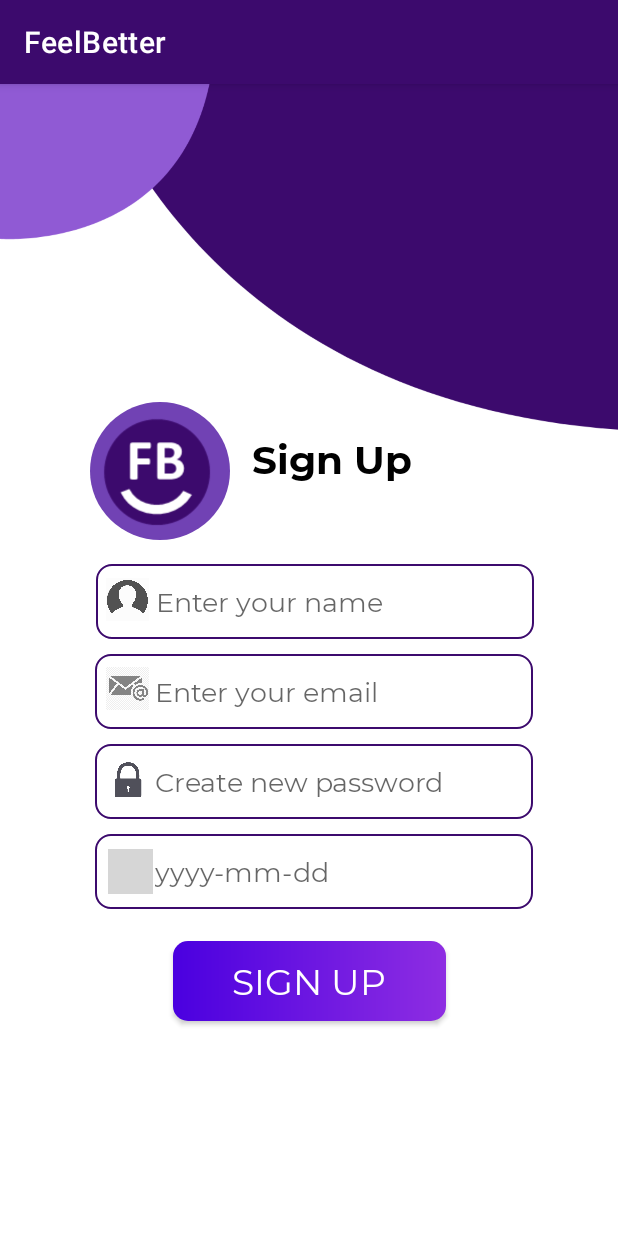
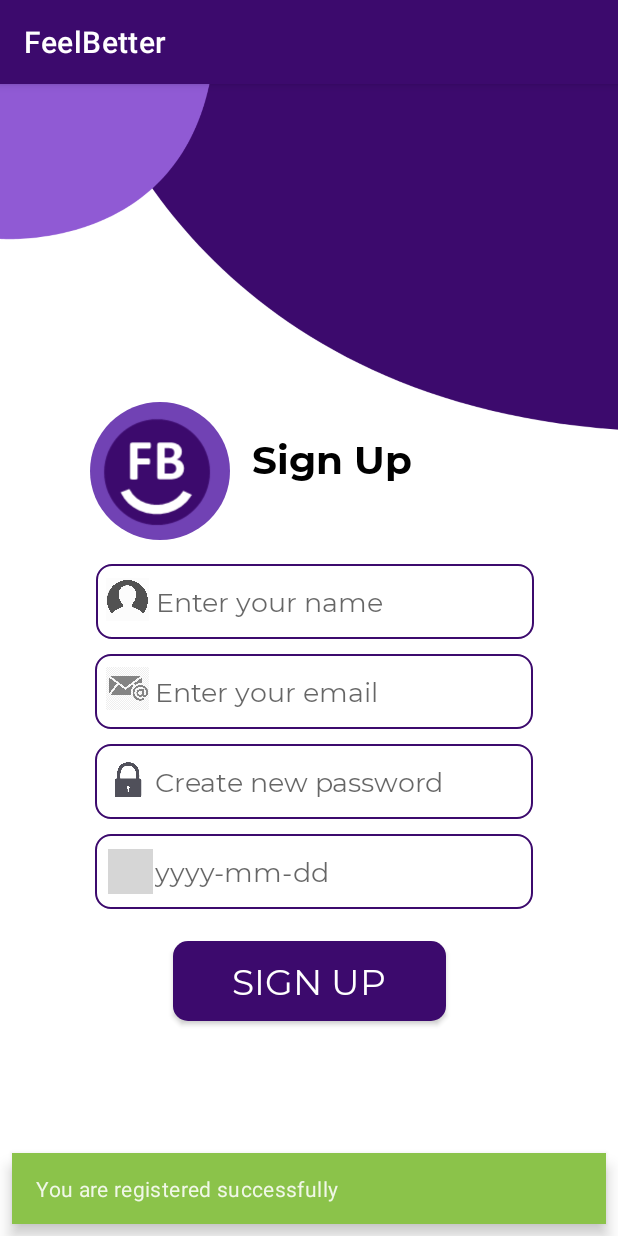
Before and after one commit to mrakhgari/FeelBetter, an Android app: the SignupActivity screen opened directly, with no data from a screen before it, on a phone screen of 412 x 824 dp. Run offline under Robolectric (Android 15) with nearby library versions, the phone set to English and light mode, and no system bars; our stand-ins replace Firebase (no records; nobody signed in at launch, a user with empty details on screens opened directly); Roboto replaces fonts that are not available here; grey boxes are pictures that could not be loaded.

Commit message:
Add message snackbar

```diff
--- a/app/src/main/AndroidManifest.xml
+++ b/app/src/main/AndroidManifest.xml
@@ -9,6 +9,9 @@
         android:roundIcon="@mipmap/ic_launcher_round"
         android:supportsRtl="true"
         android:theme="@style/Theme.FeelBetter">
+        <activity
+            android:name=".activities.BaseActivity"
+            android:exported="true" />
         <activity
             android:name=".activities.SplashActivity"
             android:exported="true"
@@ -29,7 +32,7 @@
         <activity
             android:name=".activities.StartActivity"
             android:exported="true"
-            android:theme="@style/Theme.Design.NoActionBar"/>
+            android:theme="@style/Theme.Design.NoActionBar" />
         <activity
             android:name=".activities.MainActivity"
             android:exported="true" />
--- /dev/null
+++ b/app/src/main/java/com/example/feelbetter/activities/BaseActivity.kt
@@ -0,0 +1,32 @@
+package com.example.feelbetter.activities
+
+import androidx.appcompat.app.AppCompatActivity
+import android.os.Bundle
+import androidx.core.content.ContextCompat
+import com.example.feelbetter.R
+import com.google.android.material.snackbar.Snackbar
+
+open class BaseActivity : AppCompatActivity() {
+    fun showMessageSnackBar(message: String, isError: Boolean = false) {
+        val snackBar =
+            Snackbar.make(findViewById(android.R.id.content), message, Snackbar.LENGTH_SHORT)
+        val snackBarView = snackBar.view
+
+        if (!isError) {
+            snackBarView.setBackgroundColor(
+                ContextCompat.getColor(
+                    this,
+                    R.color.colorSnackBarError
+                )
+            )
+        } else {
+            snackBarView.setBackgroundColor(
+                ContextCompat.getColor(
+                    this,
+                    R.color.colorSnackBarSuccess
+                )
+            )
+        }
+        snackBar.show()
+    }
+}
--- a/app/src/main/java/com/example/feelbetter/activities/LoginActivity.kt
+++ b/app/src/main/java/com/example/feelbetter/activities/LoginActivity.kt
@@ -23,7 +23,7 @@ import com.google.firebase.auth.FirebaseAuth
  * TODO: adding logo and a placeholder to edittext
  */
 
-class LoginActivity : AppCompatActivity() {
+class LoginActivity : BaseActivity() {
 
 
     override fun onCreate(savedInstanceState: Bundle?) {
--- a/app/src/main/java/com/example/feelbetter/activities/SignupActivity.kt
+++ b/app/src/main/java/com/example/feelbetter/activities/SignupActivity.kt
@@ -16,28 +16,29 @@ import com.google.firebase.auth.FirebaseAuth
 import com.google.firebase.auth.FirebaseUser
 
 
-
 /**
  * @mgh
  * sign up page
  *
  * TODO: adding logo and a placeholder to edittext
  */
-class SignupActivity : AppCompatActivity() {
+class SignupActivity : BaseActivity() {
     override fun onCreate(savedInstanceState: Bundle?) {
         super.onCreate(savedInstanceState)
         setContentView(R.layout.activity_signup)
         val scale = resources.displayMetrics.density
         val padding_5dp = (5 * scale + 0.5f).toInt()
         val padding_40dp = (40 * scale + 0.5f).toInt()
-        val email :EditText = findViewById(R.id.signUpEmail)
-        email.setPadding(padding_40dp,padding_5dp,padding_5dp,padding_5dp)
-        val pass :EditText = findViewById(R.id.signUpPassword)
-        pass.setPadding(padding_40dp,padding_5dp,padding_5dp,padding_5dp)
-        val user :EditText = findViewById(R.id.signUpUsername)
-        user.setPadding(padding_40dp,padding_5dp,padding_5dp,padding_5dp)
-        val date :EditText = findViewById(R.id.signUpDate)
-        date.setPadding(padding_40dp,padding_5dp,padding_5dp,padding_5dp)
+        showMessageSnackBar("You are registered successfully")
+
+        val email: EditText = findViewById(R.id.signUpEmail)
+        email.setPadding(padding_40dp, padding_5dp, padding_5dp, padding_5dp)
+        val pass: EditText = findViewById(R.id.signUpPassword)
+        pass.setPadding(padding_40dp, padding_5dp, padding_5dp, padding_5dp)
+        val user: EditText = findViewById(R.id.signUpUsername)
+        user.setPadding(padding_40dp, padding_5dp, padding_5dp, padding_5dp)
+        val date: EditText = findViewById(R.id.signUpDate)
+        date.setPadding(padding_40dp, padding_5dp, padding_5dp, padding_5dp)
 
 
 //        hideKeyboard(this)
@@ -63,8 +64,7 @@ class SignupActivity : AppCompatActivity() {
                     // if the registration is successfully done
                     if (task.isSuccessful) {
                         val firebaseUser: FirebaseUser = task.result!!.user!!
-                        Toast.makeText(this, "You are registered successfully.", Toast.LENGTH_SHORT)
-                            .show()
+                        showMessageSnackBar("You are registered successfully")
                         val user = User(
                             firebaseUser.uid,
                             findViewById<TextView>(R.id.signUpUsername).text.toString(),
@@ -75,12 +75,7 @@ class SignupActivity : AppCompatActivity() {
                         FirestoreClass().registerUser(this, user)
                         userRegistrationSuccess()
                     } else {
-                        Toast.makeText(
-                            this,
-                            task.exception!!.message.toString(),
-                            Toast.LENGTH_SHORT
-                        ).show()
-
+                        showMessageSnackBar(task.exception!!.message.toString(), true)
                     }
                 }
             )
--- a/app/src/main/res/drawable/button_background.xml
+++ b/app/src/main/res/drawable/button_background.xml
@@ -2,8 +2,8 @@
 <shape xmlns:android="http://schemas.android.com/apk/res/android"
     android:shape="rectangle">
     <gradient android:angle="360"
-        android:endColor="@color/purple"
-        android:startColor="@color/dark_blue"
+        android:endColor="@color/dark_purple"
+        android:startColor="@color/dark_purple"
         android:type="linear"/>
 
     <corners android:radius="@dimen/button_background_radius"/>
--- a/app/src/main/res/layout/activity_start.xml
+++ b/app/src/main/res/layout/activity_start.xml
@@ -4,7 +4,7 @@
     xmlns:tools="http://schemas.android.com/tools"
     android:layout_width="match_parent"
     android:layout_height="match_parent"
-    android:background="#905AD4"
+    android:background="@color/light_purple"
     tools:context=".activities.StartActivity">
 
 
--- a/app/src/main/res/values/colors.xml
+++ b/app/src/main/res/values/colors.xml
@@ -10,6 +10,9 @@
     <color name="dark_purple">#3C0A6D</color>
     <color name="dark_blue">#4A00E0</color>
     <color name="purple">#8E2DE2</color>
-    <color name="light_purple">#905AD4</color>
+    <color name="light_purple">#FFA47CD6</color>
     <color name="gray">#AFAAAA</color>
+    <color name="colorSnackBarError">#8BC34A</color>
+    <color name="colorSnackBarSuccess">#F72400</color>
+
 </resources>
```
Also changed, not shown: app/src/main/res/layout/activity_base.xml (added, +9 -0 lines).
